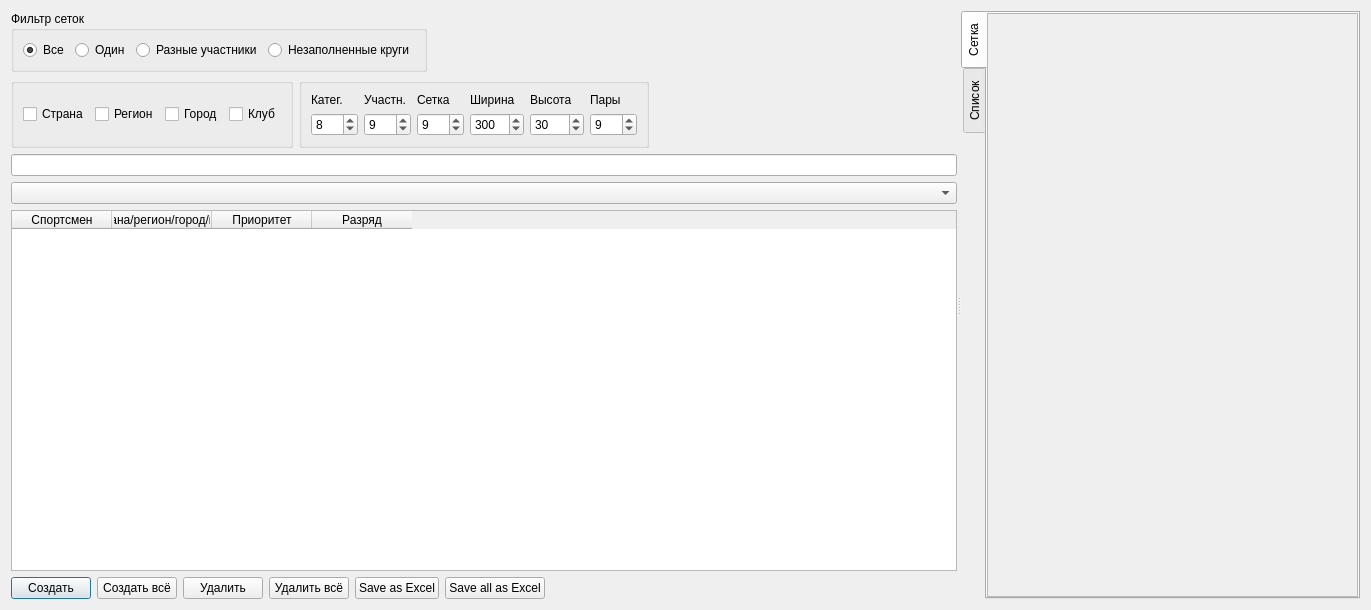
Qt form TournamentManager/dialogtournamentgrid.ui (BarsukAlexey/xelarogi) before a commit.
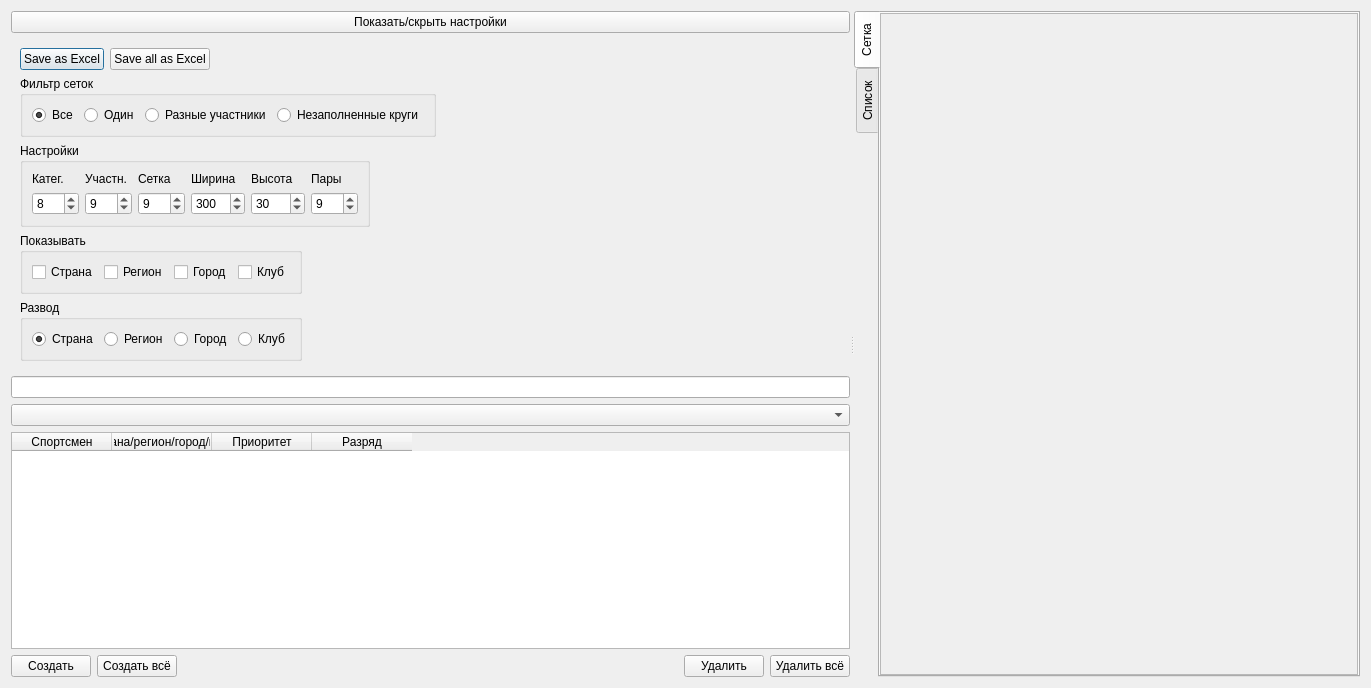
The same form after that commit. Custom widgets are drawn as their Qt base class.

Patch:
```diff
--- a/TournamentManager/dialogtournamentgrid.ui
+++ b/TournamentManager/dialogtournamentgrid.ui
@@ -7,7 +7,7 @@
     <x>0</x>
     <y>0</y>
     <width>1371</width>
-    <height>610</height>
+    <height>688</height>
    </rect>
   </property>
   <property name="windowTitle">
@@ -20,7 +20,66 @@
       <enum>Qt::Horizontal</enum>
      </property>
      <widget class="QWidget" name="widget" native="true">
+      <layout class="QVBoxLayout" name="verticalLayout_2">
+       <item>
+        <widget class="QPushButton" name="pushButtonShowHide">
+         <property name="text">
+          <string>Показать/скрыть настройки</string>
+         </property>
+         <property name="checkable">
+          <bool>true</bool>
+         </property>
+         <property name="autoDefault">
+          <bool>false</bool>
+         </property>
+        </widget>
+       </item>
+       <item>
+        <widget class="QWidget" name="widgetSettings" native="true">
       <layout class="QVBoxLayout" name="verticalLayout">
+          <item>
+           <layout class="QHBoxLayout" name="horizontalLayout_7">
+            <item>
+             <widget class="QPushButton" name="buttonSave">
+              <property name="sizePolicy">
+               <sizepolicy hsizetype="Fixed" vsizetype="Fixed">
+                <horstretch>0</horstretch>
+                <verstretch>0</verstretch>
+               </sizepolicy>
+              </property>
+              <property name="text">
+               <string>Save as Excel</string>
+              </property>
+             </widget>
+            </item>
+            <item>
+             <widget class="QPushButton" name="buttonSaveAll">
+              <property name="sizePolicy">
+               <sizepolicy hsizetype="Fixed" vsizetype="Fixed">
+                <horstretch>0</horstretch>
+                <verstretch>0</verstretch>
+               </sizepolicy>
+              </property>
+              <property name="text">
+               <string>Save all as Excel</string>
+              </property>
+             </widget>
+            </item>
+            <item>
+             <spacer name="horizontalSpacer">
+              <property name="orientation">
+               <enum>Qt::Horizontal</enum>
+              </property>
+              <property name="sizeHint" stdset="0">
+               <size>
+                <width>40</width>
+                <height>20</height>
+               </size>
+              </property>
+             </spacer>
+            </item>
+           </layout>
+          </item>
        <item>
         <layout class="QHBoxLayout" name="horizontalLayout">
          <item>
@@ -70,7 +129,7 @@
           </widget>
          </item>
          <item>
-          <spacer name="horizontalSpacer_3">
+             <spacer name="horizontalSpacer_6">
            <property name="orientation">
             <enum>Qt::Horizontal</enum>
            </property>
@@ -85,50 +144,20 @@
         </layout>
        </item>
        <item>
-        <layout class="QHBoxLayout" name="horizontalLayout_5">
-         <item>
-          <widget class="QGroupBox" name="groupBox_2">
-           <property name="title">
-            <string/>
-           </property>
-           <layout class="QHBoxLayout" name="horizontalLayout_3">
-            <item>
-             <widget class="QCheckBox" name="checkBoxCountry">
-              <property name="text">
-               <string>Страна</string>
-              </property>
-             </widget>
-            </item>
-            <item>
-             <widget class="QCheckBox" name="checkBoxRegion">
-              <property name="text">
-               <string>Регион</string>
-              </property>
-             </widget>
-            </item>
-            <item>
-             <widget class="QCheckBox" name="checkBoxCity">
-              <property name="text">
-               <string>Город</string>
-              </property>
-             </widget>
-            </item>
-            <item>
-             <widget class="QCheckBox" name="checkBoxClub">
-              <property name="text">
-               <string>Клуб</string>
-              </property>
-             </widget>
-            </item>
-           </layout>
-          </widget>
-         </item>
+           <layout class="QHBoxLayout" name="horizontalLayout_4">
          <item>
           <widget class="QGroupBox" name="groupBox_5">
            <property name="title">
-            <string/>
-           </property>
-           <layout class="QGridLayout" name="gridLayout_6">
+               <string>Настройки</string>
+              </property>
+              <layout class="QGridLayout" name="gridLayout_2">
+               <item row="0" column="2">
+                <widget class="QLabel" name="label_3">
+                 <property name="text">
+                  <string>Сетка</string>
+                 </property>
+                </widget>
+               </item>
             <item row="1" column="1">
              <widget class="QSpinBox" name="spinBoxFontSizeOfOrders">
               <property name="minimum">
@@ -142,16 +171,16 @@
               </property>
              </widget>
             </item>
-            <item row="1" column="4">
-             <widget class="QSpinBox" name="spinBoxHeight">
+               <item row="1" column="2">
+                <widget class="QSpinBox" name="spinBoxFontSizeOfNodeOfGrid">
               <property name="minimum">
                <number>1</number>
               </property>
               <property name="maximum">
-               <number>3000</number>
+                  <number>228</number>
               </property>
               <property name="value">
-               <number>30</number>
+                  <number>9</number>
               </property>
              </widget>
             </item>
@@ -171,6 +200,47 @@
               </property>
              </widget>
             </item>
+               <item row="1" column="4">
+                <widget class="QSpinBox" name="spinBoxHeight">
+                 <property name="minimum">
+                  <number>1</number>
+                 </property>
+                 <property name="maximum">
+                  <number>3000</number>
+                 </property>
+                 <property name="value">
+                  <number>30</number>
+                 </property>
+                </widget>
+               </item>
+               <item row="0" column="5">
+                <widget class="QLabel" name="label_6">
+                 <property name="text">
+                  <string>Пары</string>
+                 </property>
+                </widget>
+               </item>
+               <item row="0" column="0">
+                <widget class="QLabel" name="label">
+                 <property name="text">
+                  <string>Катег.</string>
+                 </property>
+                </widget>
+               </item>
+               <item row="0" column="4">
+                <widget class="QLabel" name="label_5">
+                 <property name="text">
+                  <string>Высота</string>
+                 </property>
+                </widget>
+               </item>
+               <item row="0" column="3">
+                <widget class="QLabel" name="label_4">
+                 <property name="text">
+                  <string>Ширина</string>
+                 </property>
+                </widget>
+               </item>
             <item row="1" column="0">
              <widget class="QSpinBox" name="spinBoxFontSizeOfTC">
               <property name="minimum">
@@ -197,26 +267,6 @@
               </property>
              </widget>
             </item>
-            <item row="1" column="2">
-             <widget class="QSpinBox" name="spinBoxFontSizeOfNodeOfGrid">
-              <property name="minimum">
-               <number>1</number>
-              </property>
-              <property name="maximum">
-               <number>228</number>
-              </property>
-              <property name="value">
-               <number>9</number>
-              </property>
-             </widget>
-            </item>
-            <item row="0" column="0">
-             <widget class="QLabel" name="label">
-              <property name="text">
-               <string>Катег.</string>
-              </property>
-             </widget>
-            </item>
             <item row="0" column="1">
              <widget class="QLabel" name="label_2">
               <property name="text">
@@ -224,31 +274,57 @@
               </property>
              </widget>
             </item>
-            <item row="0" column="2">
-             <widget class="QLabel" name="label_3">
+              </layout>
+             </widget>
+            </item>
+            <item>
+             <spacer name="horizontalSpacer_5">
+              <property name="orientation">
+               <enum>Qt::Horizontal</enum>
+              </property>
+              <property name="sizeHint" stdset="0">
+               <size>
+                <width>40</width>
+                <height>20</height>
+               </size>
+              </property>
+             </spacer>
+            </item>
+           </layout>
+          </item>
+          <item>
+           <layout class="QHBoxLayout" name="horizontalLayout_5">
+            <item>
+             <widget class="QGroupBox" name="groupBox_2">
+              <property name="title">
+               <string>Показывать</string>
+              </property>
+              <layout class="QHBoxLayout" name="horizontalLayout_3">
+               <item>
+                <widget class="QCheckBox" name="checkBoxCountry">
               <property name="text">
-               <string>Сетка</string>
+                  <string>Страна</string>
               </property>
              </widget>
             </item>
-            <item row="0" column="3">
-             <widget class="QLabel" name="label_4">
+               <item>
+                <widget class="QCheckBox" name="checkBoxRegion">
               <property name="text">
-               <string>Ширина</string>
+                  <string>Регион</string>
               </property>
              </widget>
             </item>
-            <item row="0" column="4">
-             <widget class="QLabel" name="label_5">
+               <item>
+                <widget class="QCheckBox" name="checkBoxCity">
               <property name="text">
-               <string>Высота</string>
+                  <string>Город</string>
               </property>
              </widget>
             </item>
-            <item row="0" column="5">
-             <widget class="QLabel" name="label_6">
+               <item>
+                <widget class="QCheckBox" name="checkBoxClub">
               <property name="text">
-               <string>Пары</string>
+                  <string>Клуб</string>
               </property>
              </widget>
             </item>
@@ -256,7 +332,7 @@
           </widget>
          </item>
          <item>
-          <spacer name="horizontalSpacer">
+             <spacer name="horizontalSpacer_4">
            <property name="orientation">
             <enum>Qt::Horizontal</enum>
            </property>
@@ -269,6 +345,66 @@
           </spacer>
          </item>
         </layout>
+          </item>
+          <item>
+           <layout class="QHBoxLayout" name="horizontalLayout_6">
+            <item>
+             <widget class="QGroupBox" name="groupBox_3">
+              <property name="title">
+               <string>Развод</string>
+              </property>
+              <layout class="QHBoxLayout" name="horizontalLayout_8">
+               <item>
+                <widget class="QRadioButton" name="radioButtonSeparateCountry">
+                 <property name="text">
+                  <string>Страна</string>
+                 </property>
+                 <property name="checked">
+                  <bool>true</bool>
+                 </property>
+                </widget>
+               </item>
+               <item>
+                <widget class="QRadioButton" name="radioButtonSeparateRegion">
+                 <property name="text">
+                  <string>Регион</string>
+                 </property>
+                </widget>
+               </item>
+               <item>
+                <widget class="QRadioButton" name="radioButtonSeparateCity">
+                 <property name="text">
+                  <string>Город</string>
+                 </property>
+                </widget>
+               </item>
+               <item>
+                <widget class="QRadioButton" name="radioButtonSeparateClub">
+                 <property name="text">
+                  <string>Клуб</string>
+                 </property>
+                </widget>
+               </item>
+              </layout>
+             </widget>
+            </item>
+            <item>
+             <spacer name="horizontalSpacer_3">
+              <property name="orientation">
+               <enum>Qt::Horizontal</enum>
+              </property>
+              <property name="sizeHint" stdset="0">
+               <size>
+                <width>40</width>
+                <height>20</height>
+               </size>
+              </property>
+             </spacer>
+            </item>
+           </layout>
+          </item>
+         </layout>
+        </widget>
        </item>
        <item>
         <widget class="QLineEdit" name="filterCategoriesLE">
@@ -324,21 +460,8 @@
         </widget>
        </item>
        <item>
-        <layout class="QHBoxLayout" name="horizontalLayout_4">
-         <item>
-          <widget class="QPushButton" name="buttonGenerate">
-           <property name="sizePolicy">
-            <sizepolicy hsizetype="Fixed" vsizetype="Fixed">
-             <horstretch>0</horstretch>
-             <verstretch>0</verstretch>
-            </sizepolicy>
-           </property>
-           <property name="text">
-            <string>Создать</string>
-           </property>
-          </widget>
-         </item>
-         <item>
+        <layout class="QGridLayout" name="gridLayout_5">
+         <item row="0" column="1">
           <widget class="QPushButton" name="buttonGenerateAll">
            <property name="sizePolicy">
             <sizepolicy hsizetype="Fixed" vsizetype="Fixed">
@@ -351,7 +474,7 @@
            </property>
           </widget>
          </item>
-         <item>
+         <item row="0" column="3">
           <widget class="QPushButton" name="buttonDelete">
            <property name="sizePolicy">
             <sizepolicy hsizetype="Fixed" vsizetype="Fixed">
@@ -364,7 +487,7 @@
            </property>
           </widget>
          </item>
-         <item>
+         <item row="0" column="4">
           <widget class="QPushButton" name="buttonDeleteAll">
            <property name="sizePolicy">
             <sizepolicy hsizetype="Fixed" vsizetype="Fixed">
@@ -377,8 +500,8 @@
            </property>
           </widget>
          </item>
-         <item>
-          <widget class="QPushButton" name="buttonSave">
+         <item row="0" column="0">
+          <widget class="QPushButton" name="buttonGenerate">
            <property name="sizePolicy">
             <sizepolicy hsizetype="Fixed" vsizetype="Fixed">
              <horstretch>0</horstretch>
@@ -386,24 +509,11 @@
             </sizepolicy>
            </property>
            <property name="text">
-            <string>Save as Excel</string>
+            <string>Создать</string>
            </property>
           </widget>
          </item>
-         <item>
-          <widget class="QPushButton" name="buttonSaveAll">
-           <property name="sizePolicy">
-            <sizepolicy hsizetype="Fixed" vsizetype="Fixed">
-             <horstretch>0</horstretch>
-             <verstretch>0</verstretch>
-            </sizepolicy>
-           </property>
-           <property name="text">
-            <string>Save all as Excel</string>
-           </property>
-          </widget>
-         </item>
-         <item>
+         <item row="0" column="2">
           <spacer name="horizontalSpacer_2">
            <property name="orientation">
             <enum>Qt::Horizontal</enum>
@@ -461,8 +571,8 @@
           <widget class="RenderAreaWidget" name="pRenderArea">
            <property name="geometry">
             <rect>
-             <x>64</x>
-             <y>118</y>
+             <x>115</x>
+             <y>157</y>
              <width>252</width>
              <height>348</height>
             </rect>
```
Left out of the diff: 2 changed lines with no effect on the pictures. Lines whose indentation alone changed are shown as unchanged.
